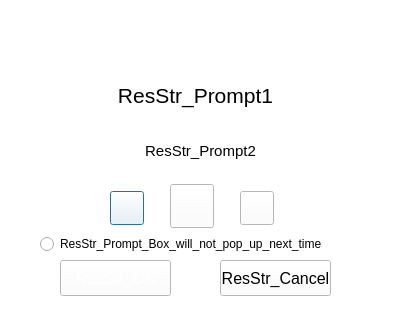
Above: cpath/animationdlg.ui from lzk/statusmonitor before the change; both pictures show x 0 to 400 and y 330 to 650 of the 400 by 650 pixel window. Below: the same form after it.
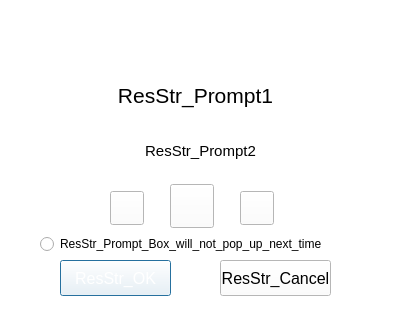
That is the form after the change. Icons and pictures are not drawn.

What changed in the file:
```diff
--- a/cpath/animationdlg.ui
+++ b/cpath/animationdlg.ui
@@ -225,6 +225,12 @@
    <property name="text">
     <string>ResStr_OK</string>
    </property>
+   <property name="autoDefault">
+    <bool>false</bool>
+   </property>
+   <property name="default">
+    <bool>true</bool>
+   </property>
   </widget>
   <zorder>bt_back</zorder>
   <zorder>btCancel</zorder>
```
Left out of the diff: 3 changed lines with no effect on the pictures.
